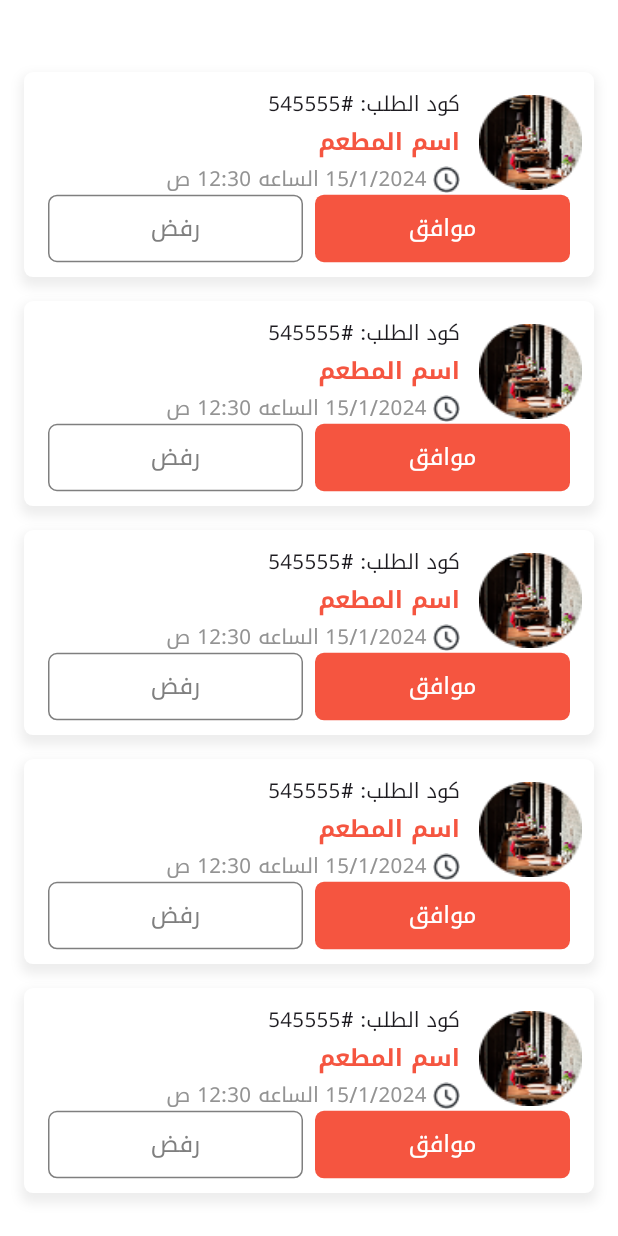
After one commit to Zeiadd1310/Fast-Food-App, a Flutter app: the OrdersView screen opened by its route, on a phone screen of 412 x 824 dp. The commit adds this screen. Run offline on Flutter 3.47's test engine with Material 3 defaults, Android fonts, the phone set to English and light mode, and no system bars; our stand-ins replace flutter_screenutil, font_awesome_flutter, go_router, google_fonts.

Commit message:
orders view done

```diff
--- a/lib/core/utils/functions/app_router.dart
+++ b/lib/core/utils/functions/app_router.dart
@@ -1,6 +1,7 @@
 import 'package:depi/views/best_deals_view.dart';
 import 'package:depi/views/delivery_view.dart';
 import 'package:depi/views/home_view.dart';
+import 'package:depi/views/orders_view.dart';
 import 'package:depi/views/product_details_view.dart';
 import 'package:depi/views/shopping_cart_view.dart';
 import 'package:depi/widgets/custom_bottom_bar.dart';
@@ -13,6 +14,7 @@ abstract class AppRouter {
   static const kBestDealsView = '/best_deals_view';
   static const kDeliveryView = '/delivery_view';
   static const kShoppingCartView = '/shopping_cart_view';
+  static const kOrdersView = '/orders_view';
 
   static final router = GoRouter(
     routes: [
@@ -42,6 +44,10 @@ abstract class AppRouter {
         path: kShoppingCartView,
         builder: (context, state) => const ShoppingCartView(),
       ),
+      GoRoute(
+        path: kOrdersView,
+        builder: (context, state) => const OrdersView(),
+      ),
     ],
   );
 }
--- /dev/null
+++ b/lib/views/orders_view.dart
@@ -0,0 +1,31 @@
+import 'package:depi/widgets/custom_order_info_widget.dart';
+import 'package:flutter/material.dart';
+
+class OrdersView extends StatelessWidget {
+  const OrdersView({super.key});
+
+  @override
+  Widget build(BuildContext context) {
+    return Scaffold(
+      backgroundColor: Colors.white,
+      body: SingleChildScrollView(
+        child: Padding(
+          padding: const EdgeInsets.symmetric(horizontal: 16.0, vertical: 48),
+          child: Column(
+            children: [
+              ListView.separated(
+                separatorBuilder: (context, index) =>
+                    const SizedBox(height: 16),
+                itemBuilder: (context, index) => const CustomOrderInfoWidget(),
+                itemCount: 5,
+                padding: EdgeInsets.zero,
+                shrinkWrap: true,
+                physics: NeverScrollableScrollPhysics(),
+              ),
+            ],
+          ),
+        ),
+      ),
+    );
+  }
+}
--- a/lib/widgets/custom_bottom_bar.dart
+++ b/lib/widgets/custom_bottom_bar.dart
@@ -50,7 +50,7 @@ class _CustomBottomBarState extends State<CustomBottomBar> {
           dotColor: const Color(0xffF55540),
           onTap: (_) {
             setState(() => _selectedIndex = 2);
-            GoRouter.of(context).push(AppRouter.kShoppingCartView);
+            GoRouter.of(context).push(AppRouter.kOrdersView);
           },
         ),
         BottomBarItem(
--- /dev/null
+++ b/lib/widgets/custom_order_info_widget.dart
@@ -0,0 +1,131 @@
+import 'package:depi/constants.dart';
+import 'package:flutter/material.dart';
+import 'package:flutter_screenutil/flutter_screenutil.dart';
+
+class CustomOrderInfoWidget extends StatelessWidget {
+  const CustomOrderInfoWidget({super.key});
+
+  @override
+  Widget build(BuildContext context) {
+    return Container(
+      height: 140.h,
+      width: double.infinity,
+      decoration: BoxDecoration(
+        color: Colors.white,
+        borderRadius: BorderRadius.circular(6),
+        boxShadow: [
+          BoxShadow(
+            color: Colors.black.withOpacity(0.07),
+            spreadRadius: 2,
+            blurRadius: 6,
+            offset: Offset(0, 4),
+          ),
+        ],
+      ),
+      child: Padding(
+        padding: const EdgeInsets.symmetric(horizontal: 8.0, vertical: 12.0),
+        child: Column(
+          children: [
+            Row(
+              children: [
+                Image.asset(
+                  'assets/images/orders.png',
+                  width: 65.w,
+                  height: 65.h,
+                  fit: BoxFit.fill,
+                ),
+                SizedBox(width: 12.w),
+                Column(
+                  crossAxisAlignment: CrossAxisAlignment.start,
+                  children: [
+                    Text(
+                      'كود الطلب: #545555',
+                      style: TextStyle(
+                        fontSize: 14.sp,
+                        fontWeight: FontWeight.w500,
+                      ),
+                    ),
+                    SizedBox(height: 4.h),
+                    Text(
+                      'اسم المطعم',
+                      style: TextStyle(
+                        fontSize: 16.sp,
+                        fontWeight: FontWeight.w600,
+                        color: kPrimaryColor,
+                      ),
+                    ),
+                    SizedBox(height: 4.h),
+                    Row(
+                      children: [
+                        Image.asset('assets/images/clock.png'),
+                        SizedBox(width: 4.w),
+                        Text(
+                          '15/1/2024',
+                          style: TextStyle(
+                            fontSize: 14.sp,
+                            fontWeight: FontWeight.w500,
+                            color: Color(0xff939393),
+                          ),
+                        ),
+                        SizedBox(width: 4.w),
+                        Text(
+                          'الساعه 12:30 ص',
+                          style: TextStyle(
+                            fontSize: 14.sp,
+                            fontWeight: FontWeight.w500,
+                            color: Color(0xff939393),
+                          ),
+                        ),
+                      ],
+                    ),
+                  ],
+                ),
+              ],
+            ),
+            Spacer(),
+            Row(
+              mainAxisAlignment: MainAxisAlignment.spaceEvenly,
+              children: [
+                Container(
+                  width: 170,
+                  height: 45,
+                  decoration: BoxDecoration(
+                    color: Color(0xffF55540),
+                    borderRadius: BorderRadius.circular(6),
+                  ),
+                  alignment: Alignment.center,
+                  child: Text(
+                    'موافق',
+                    style: TextStyle(
+                      color: Colors.white,
+                      fontSize: 16.sp,
+                      fontWeight: FontWeight.w500,
+                    ),
+                  ),
+                ),
+                Container(
+                  width: 170,
+                  height: 45,
+                  decoration: BoxDecoration(
+                    color: Colors.white,
+                    borderRadius: BorderRadius.circular(6),
+                    border: Border.all(color: Color(0xff7F7F7F)),
+                  ),
+                  alignment: Alignment.center,
+                  child: Text(
+                    'رفض',
+                    style: TextStyle(
+                      color: Color(0xff7F7F7F),
+                      fontSize: 16.sp,
+                      fontWeight: FontWeight.w500,
+                    ),
+                  ),
+                ),
+              ],
+            ),
+          ],
+        ),
+      ),
+    );
+  }
+}
```
